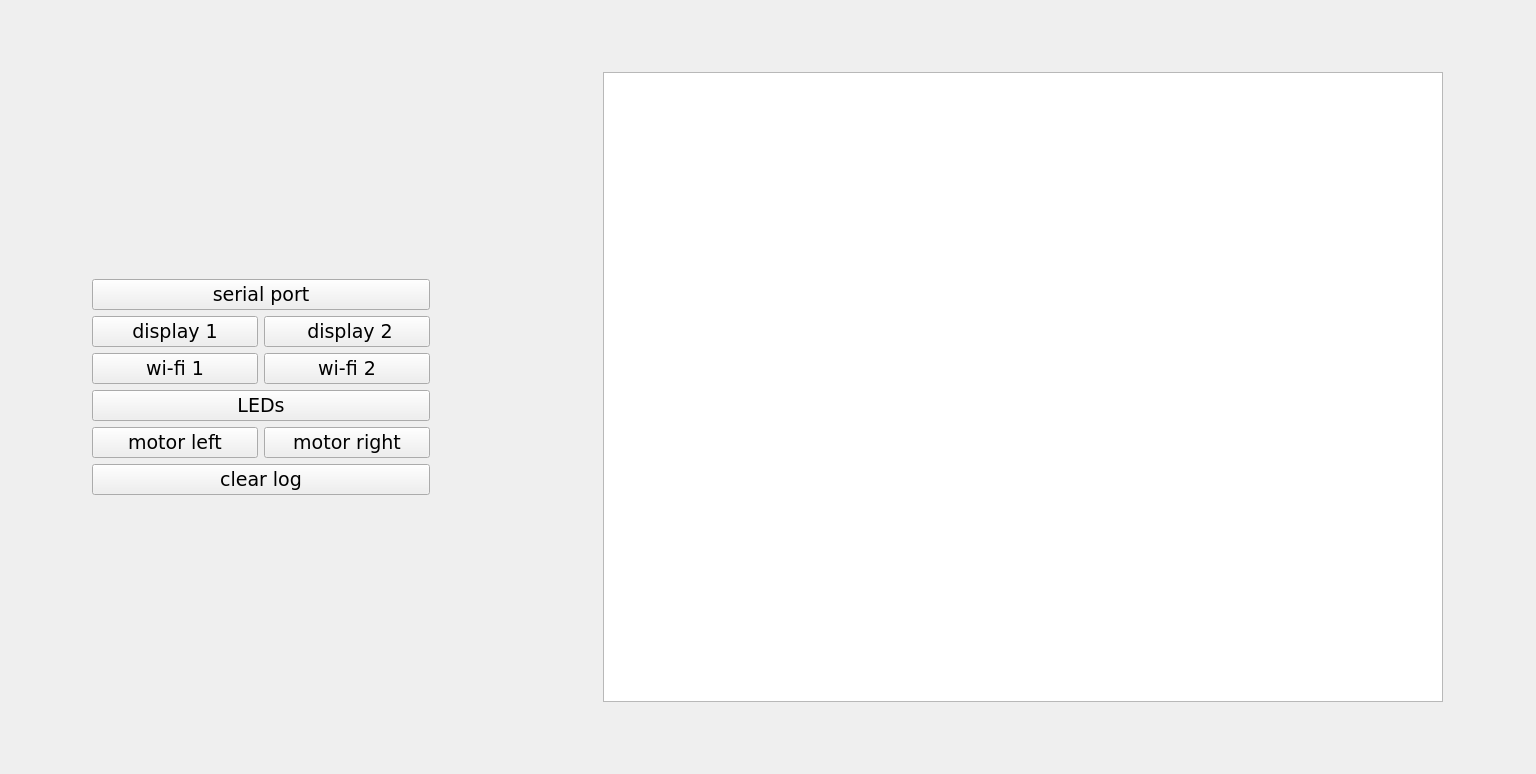
Old version of the form optode_gui/gui/designer_main.ui in the repository kazola/optode_gui.
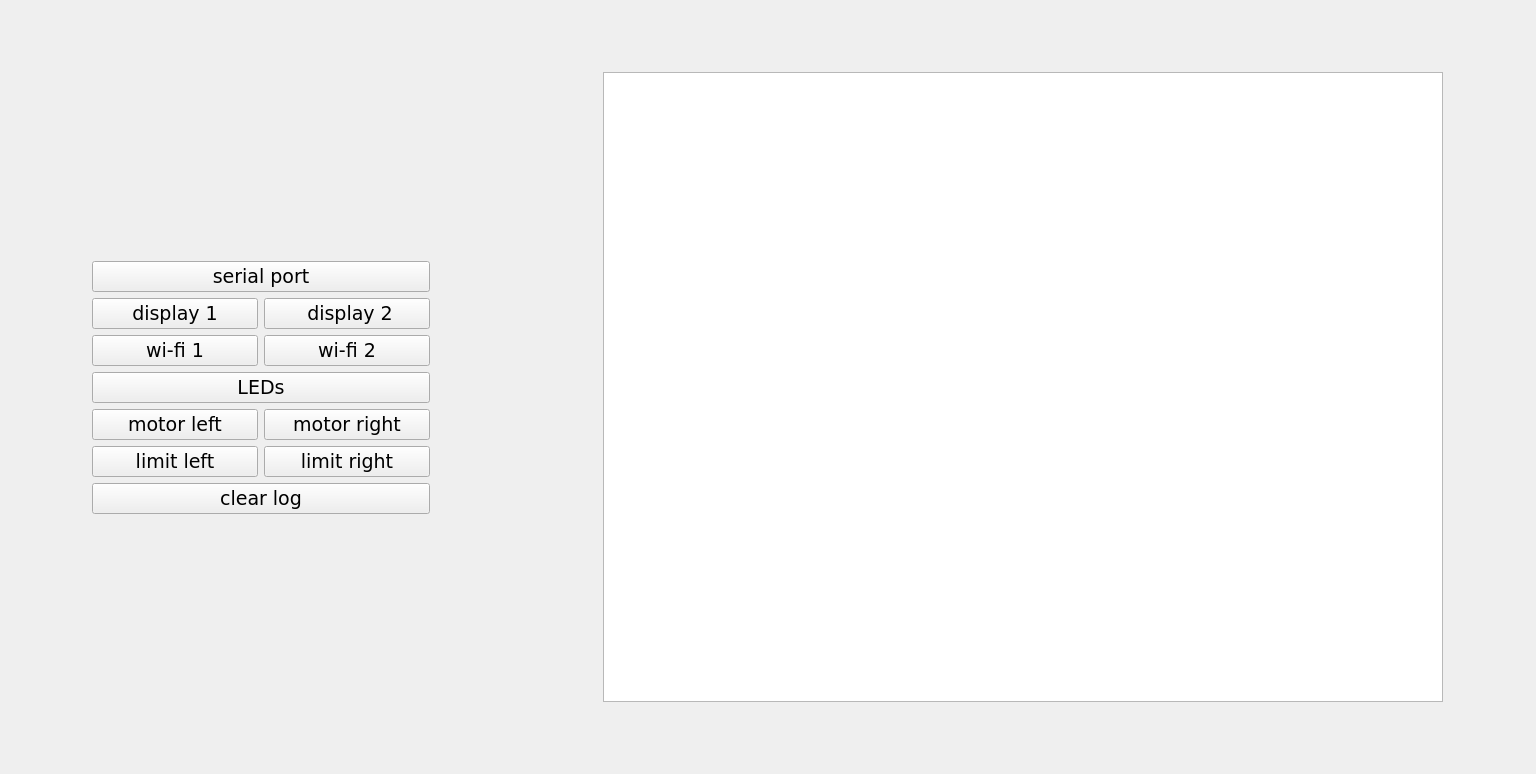
New version of the form.

What changed in the file:
```diff
--- a/optode_gui/gui/designer_main.ui
+++ b/optode_gui/gui/designer_main.ui
@@ -35,14 +35,39 @@
       <item>
        <layout class="QVBoxLayout" name="verticalLayout_2" stretch="0">
         <item>
-         <layout class="QGridLayout" name="gridLayout_3" rowstretch="1,1,1,1,1,1,1,1" columnstretch="1,2,2,1">
+         <layout class="QGridLayout" name="gridLayout_3" rowstretch="1,1,1,1,1,1,1,1,1" columnstretch="1,2,2,1">
           <property name="topMargin">
            <number>12</number>
           </property>
           <property name="bottomMargin">
            <number>12</number>
           </property>
-          <item row="6" column="1" colspan="2">
+          <item row="2" column="1">
+           <widget class="QPushButton" name="btn_test_display_1">
+            <property name="sizePolicy">
+             <sizepolicy hsizetype="Preferred" vsizetype="Fixed">
+              <horstretch>0</horstretch>
+              <verstretch>0</verstretch>
+             </sizepolicy>
+            </property>
+            <property name="font">
+             <font>
+              <family>DejaVu Sans</family>
+              <pointsize>14</pointsize>
+              <weight>50</weight>
+              <italic>false</italic>
+              <bold>false</bold>
+             </font>
+            </property>
+            <property name="styleSheet">
+             <string notr="true">font: 14pt &quot;DejaVu Sans&quot;;</string>
+            </property>
+            <property name="text">
+             <string>display 1</string>
+            </property>
+           </widget>
+          </item>
+          <item row="7" column="1" colspan="2">
            <widget class="QPushButton" name="btn_clr_log">
             <property name="font">
              <font>
@@ -61,95 +86,6 @@
             </property>
            </widget>
           </item>
-          <item row="1" column="1" colspan="2">
-           <widget class="QPushButton" name="btn_serial">
-            <property name="font">
-             <font>
-              <family>DejaVu Sans</family>
-              <pointsize>14</pointsize>
-              <weight>50</weight>
-              <italic>false</italic>
-              <bold>false</bold>
-             </font>
-            </property>
-            <property name="styleSheet">
-             <string notr="true">font: 14pt &quot;DejaVu Sans&quot;;</string>
-            </property>
-            <property name="text">
-             <string>serial port</string>
-            </property>
-           </widget>
-          </item>
-          <item row="3" column="2">
-           <widget class="QPushButton" name="btn_test_wifi_2">
-            <property name="font">
-             <font>
-              <family>DejaVu Sans</family>
-              <pointsize>14</pointsize>
-              <weight>50</weight>
-              <italic>false</italic>
-              <bold>false</bold>
-             </font>
-            </property>
-            <property name="styleSheet">
-             <string notr="true">font: 14pt &quot;DejaVu Sans&quot;;</string>
-            </property>
-            <property name="text">
-             <string>wi-fi 2</string>
-            </property>
-           </widget>
-          </item>
-          <item row="5" column="2">
-           <widget class="QPushButton" name="btn_test_motor_move_right">
-            <property name="font">
-             <font>
-              <family>DejaVu Sans</family>
-              <pointsize>14</pointsize>
-              <weight>50</weight>
-              <italic>false</italic>
-              <bold>false</bold>
-             </font>
-            </property>
-            <property name="styleSheet">
-             <string notr="true">font: 14pt &quot;DejaVu Sans&quot;;</string>
-            </property>
-            <property name="text">
-             <string>motor right</string>
-            </property>
-           </widget>
-          </item>
-          <item row="4" column="1" colspan="2">
-           <widget class="QPushButton" name="btn_test_led_strip">
-            <property name="font">
-             <font>
-              <family>DejaVu Sans</family>
-              <pointsize>14</pointsize>
-              <weight>50</weight>
-              <italic>false</italic>
-              <bold>false</bold>
-             </font>
-            </property>
-            <property name="styleSheet">
-             <string notr="true">font: 14pt &quot;DejaVu Sans&quot;;</string>
-            </property>
-            <property name="text">
-             <string>LEDs</string>
-            </property>
-           </widget>
-          </item>
-          <item row="7" column="1">
-           <spacer name="verticalSpacer_5">
-            <property name="orientation">
-             <enum>Qt::Vertical</enum>
-            </property>
-            <property name="sizeHint" stdset="0">
-             <size>
-              <width>20</width>
-              <height>40</height>
-             </size>
-            </property>
-           </spacer>
-          </item>
           <item row="2" column="2">
            <widget class="QPushButton" name="btn_test_display_2">
             <property name="sizePolicy">
@@ -220,6 +156,64 @@
             </property>
            </widget>
           </item>
+          <item row="8" column="1">
+           <spacer name="verticalSpacer_5">
+            <property name="orientation">
+             <enum>Qt::Vertical</enum>
+            </property>
+            <property name="sizeHint" stdset="0">
+             <size>
+              <width>20</width>
+              <height>40</height>
+             </size>
+            </property>
+           </spacer>
+          </item>
+          <item row="4" column="3">
+           <spacer name="horizontalSpacer_9">
+            <property name="orientation">
+             <enum>Qt::Horizontal</enum>
+            </property>
+            <property name="sizeHint" stdset="0">
+             <size>
+              <width>40</width>
+              <height>20</height>
+             </size>
+            </property>
+           </spacer>
+          </item>
+          <item row="0" column="1">
+           <spacer name="verticalSpacer">
+            <property name="orientation">
+             <enum>Qt::Vertical</enum>
+            </property>
+            <property name="sizeHint" stdset="0">
+             <size>
+              <width>20</width>
+              <height>40</height>
+             </size>
+            </property>
+           </spacer>
+          </item>
+          <item row="4" column="1" colspan="2">
+           <widget class="QPushButton" name="btn_test_led_strip">
+            <property name="font">
+             <font>
+              <family>DejaVu Sans</family>
+              <pointsize>14</pointsize>
+              <weight>50</weight>
+              <italic>false</italic>
+              <bold>false</bold>
+             </font>
+            </property>
+            <property name="styleSheet">
+             <string notr="true">font: 14pt &quot;DejaVu Sans&quot;;</string>
+            </property>
+            <property name="text">
+             <string>LEDs</string>
+            </property>
+           </widget>
+          </item>
           <item row="3" column="1">
            <widget class="QPushButton" name="btn_test_wifi_1">
             <property name="font">
@@ -239,14 +233,27 @@
             </property>
            </widget>
           </item>
-          <item row="2" column="1">
-           <widget class="QPushButton" name="btn_test_display_1">
-            <property name="sizePolicy">
-             <sizepolicy hsizetype="Preferred" vsizetype="Fixed">
-              <horstretch>0</horstretch>
-              <verstretch>0</verstretch>
-             </sizepolicy>
+          <item row="3" column="2">
+           <widget class="QPushButton" name="btn_test_wifi_2">
+            <property name="font">
+             <font>
+              <family>DejaVu Sans</family>
+              <pointsize>14</pointsize>
+              <weight>50</weight>
+              <italic>false</italic>
+              <bold>false</bold>
+             </font>
             </property>
+            <property name="styleSheet">
+             <string notr="true">font: 14pt &quot;DejaVu Sans&quot;;</string>
+            </property>
+            <property name="text">
+             <string>wi-fi 2</string>
+            </property>
+           </widget>
+          </item>
+          <item row="5" column="2">
+           <widget class="QPushButton" name="btn_test_motor_move_right">
             <property name="font">
              <font>
               <family>DejaVu Sans</family>
@@ -260,12 +267,31 @@
              <string notr="true">font: 14pt &quot;DejaVu Sans&quot;;</string>
             </property>
             <property name="text">
-             <string>display 1</string>
+             <string>motor right</string>
             </property>
            </widget>
           </item>
-          <item row="4" column="3">
-           <spacer name="horizontalSpacer_9">
+          <item row="1" column="1" colspan="2">
+           <widget class="QPushButton" name="btn_serial">
+            <property name="font">
+             <font>
+              <family>DejaVu Sans</family>
+              <pointsize>14</pointsize>
+              <weight>50</weight>
+              <italic>false</italic>
+              <bold>false</bold>
+             </font>
+            </property>
+            <property name="styleSheet">
+             <string notr="true">font: 14pt &quot;DejaVu Sans&quot;;</string>
+            </property>
+            <property name="text">
+             <string>serial port</string>
+            </property>
+           </widget>
+          </item>
+          <item row="4" column="0">
+           <spacer name="horizontalSpacer">
             <property name="orientation">
              <enum>Qt::Horizontal</enum>
             </property>
@@ -277,6 +303,44 @@
             </property>
            </spacer>
           </item>
+          <item row="6" column="1">
+           <widget class="QPushButton" name="btn_test_motor_limit_left">
+            <property name="font">
+             <font>
+              <family>DejaVu Sans</family>
+              <pointsize>14</pointsize>
+              <weight>50</weight>
+              <italic>false</italic>
+              <bold>false</bold>
+             </font>
+            </property>
+            <property name="styleSheet">
+             <string notr="true">font: 14pt &quot;DejaVu Sans&quot;;</string>
+            </property>
+            <property name="text">
+             <string>limit left</string>
+            </property>
+           </widget>
+          </item>
+          <item row="6" column="2">
+           <widget class="QPushButton" name="btn_test_motor_limit_right">
+            <property name="font">
+             <font>
+              <family>DejaVu Sans</family>
+              <pointsize>14</pointsize>
+              <weight>50</weight>
+              <italic>false</italic>
+              <bold>false</bold>
+             </font>
+            </property>
+            <property name="styleSheet">
+             <string notr="true">font: 14pt &quot;DejaVu Sans&quot;;</string>
+            </property>
+            <property name="text">
+             <string>limit right</string>
+            </property>
+           </widget>
+          </item>
          </layout>
         </item>
        </layout>
```
Left out of the diff: 26 changed lines with no effect on the pictures.
